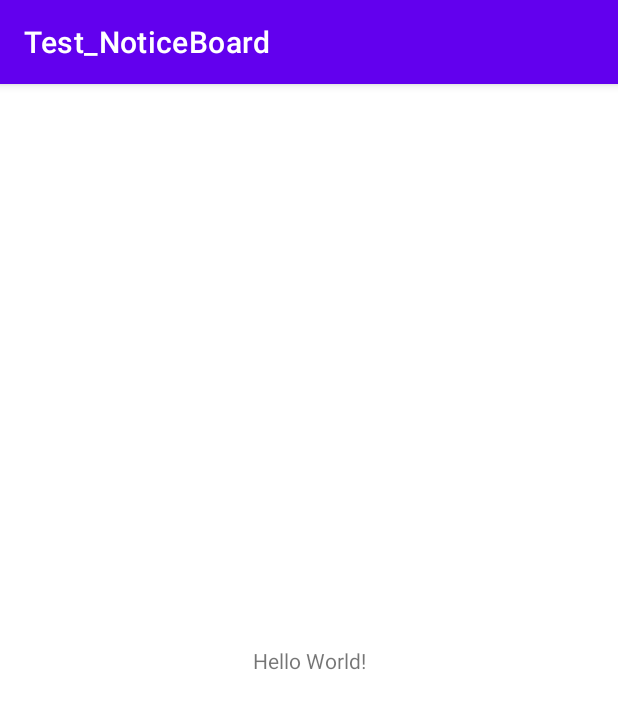
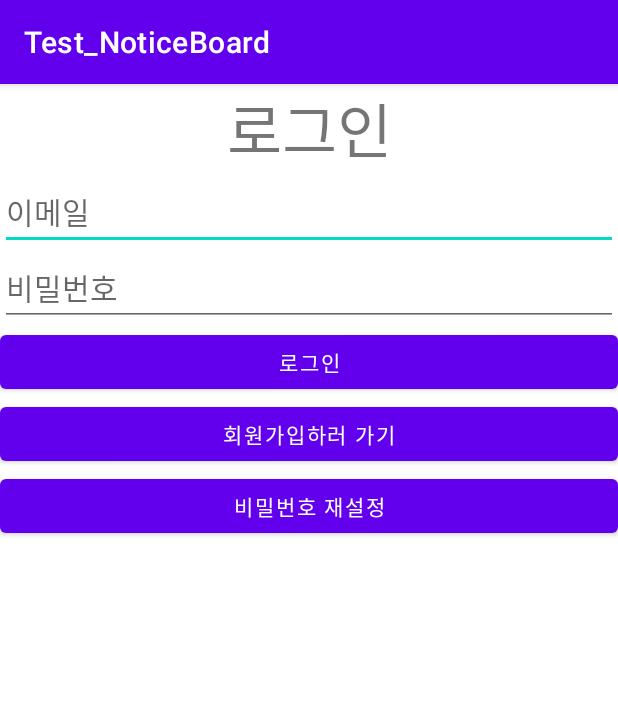
Before and after one commit to rmfotjanj1234/Test_NoticeBoard, an Android app: the screen it shows after launch (MainActivity before the commit, LoginActivity after it), on a phone screen of 412 x 824 dp. Shown: the top 709 px of the screen. Run offline under Robolectric (Android 15) with nearby library versions, the phone set to English and light mode, and no system bars; our stand-ins replace Firebase (no records; nobody signed in at launch, a user with empty details on screens opened directly).

Commit message:
회원가입, 로그인, 비밀번호 재설정

```diff
--- a/app/src/main/AndroidManifest.xml
+++ b/app/src/main/AndroidManifest.xml
@@ -18,6 +18,9 @@
                 <category android:name="android.intent.category.LAUNCHER" />
             </intent-filter>
         </activity>
+        <activity android:name=".LoginActivity"></activity>
+        <activity android:name=".SignUpActivity"></activity>
+        <activity android:name=".PasswordResetActivity"></activity>
     </application>
 
 </manifest>
--- /dev/null
+++ b/app/src/main/java/com/example/test_noticeboard/LoginActivity.java
@@ -0,0 +1,85 @@
+package com.example.test_noticeboard;
+
+import android.app.Activity;
+import android.content.Intent;
+import android.os.Bundle;
+import android.view.View;
+import android.widget.Button;
+import android.widget.EditText;
+import android.widget.Toast;
+
+import androidx.annotation.NonNull;
+import androidx.annotation.Nullable;
+import androidx.appcompat.app.AppCompatActivity;
+
+import com.google.android.gms.tasks.OnCompleteListener;
+import com.google.android.gms.tasks.Task;
+import com.google.firebase.auth.AuthResult;
+import com.google.firebase.auth.FirebaseAuth;
+
+public class LoginActivity extends AppCompatActivity {
+    private FirebaseAuth mAuth;
+    EditText idET, pwET;
+    Button loginBtn, signupBtn, pwResetBtn;
+
+    @Override
+    protected void onCreate(@Nullable Bundle savedInstanceState) {
+        super.onCreate(savedInstanceState);
+        setContentView(R.layout.activity_login);
+
+        idET = findViewById(R.id.idET);
+        pwET = findViewById(R.id.pwET);
+        loginBtn = findViewById(R.id.loginBtn);
+        signupBtn = findViewById(R.id.signupBtn);
+        pwResetBtn = findViewById(R.id.pwResetBtn);
+
+        loginBtn.setOnClickListener(onClickListener);
+        signupBtn.setOnClickListener(onClickListener);
+        pwResetBtn.setOnClickListener(onClickListener);
+
+        mAuth = FirebaseAuth.getInstance();
+    }
+
+    View.OnClickListener onClickListener = new View.OnClickListener() {
+        @Override
+        public void onClick(View v) {
+            switch (v.getId()){
+                case R.id.loginBtn:
+                    String id, pw;
+
+                    id = idET.getText().toString();
+                    pw = pwET.getText().toString();
+
+                    mAuth.signInWithEmailAndPassword(id, pw)
+                            .addOnCompleteListener(LoginActivity.this, new OnCompleteListener<AuthResult>() {
+                                @Override
+                                public void onComplete(@NonNull Task<AuthResult> task) {
+                                    if (task.isSuccessful()) {
+                                        showToast(LoginActivity.this, "로그인 성공");
+                                        myStartActivity(MainActivity.class);
+                                    } else {
+                                        showToast(LoginActivity.this, "로그인 실패");
+                                    }
+                                }
+                            });
+                    break;
+                case R.id.signupBtn:
+                    myStartActivity(SignUpActivity.class);
+                    break;
+                case R.id.pwResetBtn:
+                    myStartActivity(PasswordResetActivity.class);
+                    break;
+            }
+        }
+    };
+
+    public static void showToast(Activity activity, String msg){
+        Toast.makeText(activity, msg, Toast.LENGTH_SHORT).show();
+    }
+
+    private void myStartActivity(Class c) {
+        Intent intent = new Intent(this, c);
+        intent.addFlags(Intent.FLAG_ACTIVITY_CLEAR_TOP);
+        startActivity(intent);
+    }
+}
--- a/app/src/main/java/com/example/test_noticeboard/MainActivity.java
+++ b/app/src/main/java/com/example/test_noticeboard/MainActivity.java
@@ -2,13 +2,56 @@ package com.example.test_noticeboard;
 
 import androidx.appcompat.app.AppCompatActivity;
 
+import android.app.Activity;
+import android.content.Intent;
 import android.os.Bundle;
+import android.view.View;
+import android.widget.Button;
+import android.widget.Toast;
+
+import com.google.firebase.auth.FirebaseAuth;
+import com.google.firebase.auth.FirebaseUser;
 
 public class MainActivity extends AppCompatActivity {
+    private FirebaseAuth mAuth;
+    Button logoutBtn;
+
 
     @Override
     protected void onCreate(Bundle savedInstanceState) {
         super.onCreate(savedInstanceState);
         setContentView(R.layout.activity_main);
+
+        logoutBtn = findViewById(R.id.logoutBtn);
+        logoutBtn.setOnClickListener(onClickListener);
+        mAuth = FirebaseAuth.getInstance();
+
+        FirebaseUser currentUser = mAuth.getCurrentUser();
+        if(currentUser == null){
+            //현재 로그인되어있지 않음.
+            myStartActivity(LoginActivity.class);
+        }
+    }
+
+    View.OnClickListener onClickListener = new View.OnClickListener() {
+        @Override
+        public void onClick(View v) {
+            switch (v.getId()){
+                case R.id.logoutBtn:
+                    mAuth.signOut();
+                    myStartActivity(SignUpActivity.class);
+                    break;
+            }
+        }
+    };
+
+    public static void showToast(Activity activity, String msg){
+        Toast.makeText(activity, msg, Toast.LENGTH_SHORT).show();
+    }
+
+    private void myStartActivity(Class c) {
+        Intent intent = new Intent(this, c);
+        intent.addFlags(Intent.FLAG_ACTIVITY_CLEAR_TOP);
+        startActivity(intent);
     }
 }
--- /dev/null
+++ b/app/src/main/res/layout/activity_login.xml
@@ -0,0 +1,49 @@
+<?xml version="1.0" encoding="utf-8"?>
+<LinearLayout xmlns:android="http://schemas.android.com/apk/res/android"
+    android:layout_width="match_parent"
+    android:layout_height="match_parent"
+    android:orientation="vertical">
+
+    <TextView
+        android:layout_width="match_parent"
+        android:layout_height="wrap_content"
+        android:text="로그인"
+        android:textSize="40sp"
+        android:gravity="center"/>
+
+    <EditText
+        android:id="@+id/idET"
+        android:layout_width="match_parent"
+        android:layout_height="wrap_content"
+        android:hint="이메일"
+        android:textSize="20sp"
+        android:inputType="textEmailAddress"/>
+
+    <EditText
+        android:id="@+id/pwET"
+        android:layout_width="match_parent"
+        android:layout_height="wrap_content"
+        android:hint="비밀번호"
+        android:textSize="20sp"
+        android:inputType="textPassword"/>
+
+    <Button
+        android:id="@+id/loginBtn"
+        android:layout_width="match_parent"
+        android:layout_height="wrap_content"
+        android:text="로그인"/>
+
+    <Button
+        android:id="@+id/signupBtn"
+        android:layout_width="match_parent"
+        android:layout_height="wrap_content"
+        android:text="회원가입하러 가기"/>
+
+    <Button
+        android:id="@+id/pwResetBtn"
+        android:layout_width="match_parent"
+        android:layout_height="wrap_content"
+        android:text="비밀번호 재설정"/>
+
+
+</LinearLayout>
--- a/app/src/main/res/layout/activity_main.xml
+++ b/app/src/main/res/layout/activity_main.xml
@@ -1,18 +1,24 @@
 <?xml version="1.0" encoding="utf-8"?>
-<androidx.constraintlayout.widget.ConstraintLayout xmlns:android="http://schemas.android.com/apk/res/android"
+<LinearLayout xmlns:android="http://schemas.android.com/apk/res/android"
     xmlns:app="http://schemas.android.com/apk/res-auto"
     xmlns:tools="http://schemas.android.com/tools"
     android:layout_width="match_parent"
     android:layout_height="match_parent"
+    android:orientation="vertical"
     tools:context=".MainActivity">
 
     <TextView
-        android:layout_width="wrap_content"
+        android:layout_width="match_parent"
         android:layout_height="wrap_content"
-        android:text="Hello World!"
-        app:layout_constraintBottom_toBottomOf="parent"
-        app:layout_constraintLeft_toLeftOf="parent"
-        app:layout_constraintRight_toRightOf="parent"
-        app:layout_constraintTop_toTopOf="parent" />
+        android:text="MainActivity"
+        android:textSize="40sp"/>
 
-</androidx.constraintlayout.widget.ConstraintLayout>
+    <Button
+        android:id="@+id/logoutBtn"
+        android:layout_width="match_parent"
+        android:layout_height="wrap_content"
+        android:text="로그아웃"/>
+
+
+
+</LinearLayout>
--- a/build.gradle
+++ b/build.gradle
@@ -7,6 +7,8 @@ buildscript {
     dependencies {
         classpath "com.android.tools.build:gradle:7.0.0"
 
+        classpath 'com.google.gms:google-services:4.3.10'
+
         // NOTE: Do not place your application dependencies here; they belong
         // in the individual module build.gradle files
     }
```
Also changed, not shown: app/build.gradle (+10 -0 lines), app/src/main/java/com/example/test_noticeboard/PasswordResetActivity.java (added, +60 -0 lines), app/src/main/java/com/example/test_noticeboard/SignUpActivity.java (added, +94 -0 lines), app/src/main/res/layout/activity_passwordreset.xml (added, +29 -0 lines), app/src/main/res/layout/activity_signup.xml (added, +51 -0 lines), 1 other file.
